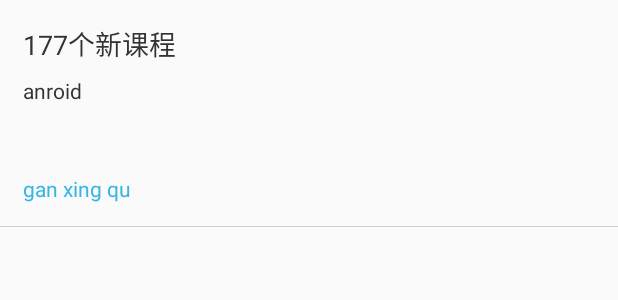
After one commit to ChaosWu/imooc, an Android app: the layout item_home_recommand_layout.xml on its own in the app's theme, with its tools: preview values and no code run, on a phone screen of 412 x 824 dp. The commit adds this screen. Shown: the top 300 px of the screen. Run offline under Robolectric (Android 15) with nearby library versions, the phone set to English and light mode, and no system bars.

```diff
--- a/微信视频播放解密/app/build.gradle
+++ b/微信视频播放解密/app/build.gradle
@@ -92,6 +92,9 @@ dependencies {
     compile 'com.nostra13.universalimageloader:universal-image-loader:1.9.5'
 
     compile 'com.github.chrisbanes:PhotoView:1.3.0'
+    compile('cn.trinea.android.view.autoscrollviewpager:android-auto-scroll-view-pager:1.1.2') {
+        exclude module: 'support-v4'
+    }
 }
 
 repositories {
--- a/微信视频播放解密/app/src/main/java/com/youdu/activity/PhotoViewActivity.java
+++ b/微信视频播放解密/app/src/main/java/com/youdu/activity/PhotoViewActivity.java
@@ -53,7 +53,7 @@ public class PhotoViewActivity extends BaseActivity implements View.OnClickListe
         mDownloadView = (ImageView) findViewById(R.id.download_view);
         mDownloadView.setOnClickListener(this);
         mPager = (ViewPager) findViewById(R.id.photo_pager);
-        mAdapter = new PhotoPagerAdapter(this, mPhotoLists);
+        mAdapter = new PhotoPagerAdapter(this, mPhotoLists, false);
         mPager.setAdapter(mAdapter);
         mPager.addOnPageChangeListener(new ViewPager.OnPageChangeListener() {
             @Override
@@ -63,7 +63,7 @@ public class PhotoViewActivity extends BaseActivity implements View.OnClickListe
             @Override
             public void onPageSelected(int position) {
                 mIndictorView.setText(String.valueOf((position + 1)).concat("/").
-                        concat(String.valueOf(mLenght)));
+                    concat(String.valueOf(mLenght)));
             }
 
             @Override
--- a/微信视频播放解密/app/src/main/java/com/youdu/module/recommand/RecommandModel.java
+++ b/微信视频播放解密/app/src/main/java/com/youdu/module/recommand/RecommandModel.java
@@ -16,4 +16,6 @@ import java.util.ArrayList;
 public class RecommandModel extends BaseModel {
 
     public ArrayList<RecommandValue> list;
+    public RecommandHeadValue head;
+
 }
--- a/微信视频播放解密/app/src/main/java/com/youdu/view/CenterTextView.java
+++ b/微信视频播放解密/app/src/main/java/com/youdu/view/CenterTextView.java
@@ -15,6 +15,7 @@ import android.widget.TextView;
  * @author majinxin
  * @date 2015年8月20日
  */
+
 public class CenterTextView extends TextView
 {
     private StaticLayout myStaticLayout;
--- /dev/null
+++ b/微信视频播放解密/app/src/main/res/layout/item_home_recommand_layout.xml
@@ -0,0 +1,76 @@
+<RelativeLayout
+    android:id="@+id/recommand_layot_one"
+    xmlns:android="http://schemas.android.com/apk/res/android"
+    android:layout_width="match_parent"
+    android:layout_height="wrap_content"
+
+    >
+
+    <TextView
+        android:id="@+id/title_view"
+        android:layout_width="wrap_content"
+        android:layout_height="wrap_content"
+        android:layout_marginLeft="15dp"
+        android:layout_marginTop="15dp"
+        android:text="177个新课程"
+        android:textColor="@color/color_333333"
+        android:textSize="18sp"
+        />
+
+    <TextView
+        android:id="@+id/info_view"
+        android:layout_width="wrap_content"
+        android:layout_height="wrap_content"
+        android:layout_alignLeft="@id/title_view"
+        android:layout_below="@id/title_view"
+        android:layout_marginTop="8dp"
+        android:text="anroid"
+        android:textColor="@color/color_333333"
+        android:textSize="14sp"
+        />
+
+
+    <RelativeLayout
+        android:id="@+id/layout"
+        android:layout_width="140dp"
+        android:layout_height="120dp"
+        android:layout_alignParentRight="true"
+        android:layout_alignTop="@id/title_view"
+        android:layout_centerVertical="true"
+        android:layout_marginRight="30dp"
+        >
+
+        <ImageView
+            android:id="@+id/icon_1"
+            android:layout_width="100dp"
+            android:layout_height="100dp"
+            android:layout_alignParentBottom="true"
+            android:layout_alignParentRight="true"
+            />
+
+        <ImageView
+            android:id="@+id/icon_2"
+            android:layout_width="100dp"
+            android:layout_height="100dp"
+            />
+    </RelativeLayout>
+
+    <TextView
+        android:id="@+id/interesting_view"
+        android:layout_width="wrap_content"
+        android:layout_height="wrap_content"
+        android:layout_alignBottom="@id/layout"
+        android:layout_alignLeft="@id/title_view"
+        android:text="gan xing qu"
+        android:textColor="@color/color_ff33b5e5"
+        android:textSize="14sp"
+        />
+
+    <View
+        android:layout_width="match_parent"
+        android:layout_height="0.5dp"
+        android:layout_below="@id/interesting_view"
+        android:layout_marginTop="15dp"
+        android:background="@color/color_cdcdcd"
+        />
+</RelativeLayout>
--- a/微信视频播放解密/app/src/main/res/values/strings.xml
+++ b/微信视频播放解密/app/src/main/res/values/strings.xml
@@ -52,6 +52,8 @@
     <string name="liuyan_message">留言</string>
     <string name="chart_with_me">与我交谈</string>
     <string name="scan_detail">查看详情</string>
+    <string name="today_zuixing">------------&#062;&#062;今日最新&#060;&#060;------------</string>
+    <string name="history_hot">------------&#062;&#062;历史最热&#060;&#060;------------</string>
 
     <!-- QR_Code -->
     <string name="button_ok">OK</string>
```
Also changed, not shown: 微信视频播放解密/app/src/main/java/com/youdu/adapter/PhotoPagerAdapter.java (+8 -2 lines), 微信视频播放解密/app/src/main/java/com/youdu/module/recommand/RecommandFooterValue.java (added, +18 -0 lines), 微信视频播放解密/app/src/main/java/com/youdu/module/recommand/RecommandHeadValue.java (added, +18 -0 lines), 微信视频播放解密/app/src/main/java/com/youdu/view/fragment/home/HomeFragment.java (+4 -3 lines), 微信视频播放解密/app/src/main/java/com/youdu/view/home/HomeBottomItem.java (added, +75 -0 lines), 微信视频播放解密/app/src/main/java/com/youdu/view/home/HomeHeaderLayout.java (added, +84 -0 lines), 微信视频播放解密/app/src/main/res/layout/listview_home_head_layout.xml (added, +86 -0 lines), 1 other file.
